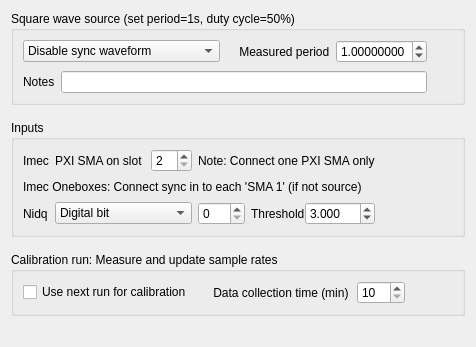
Qt form Forms/SyncTab.ui (billkarsh/SpikeGLX) before a commit; both pictures show x 0 to 476 and y 0 to 347 of the 476 by 534 pixel window.
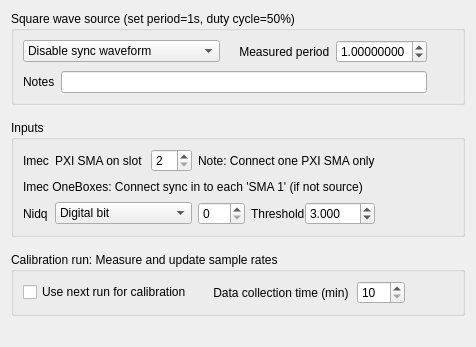
The same form after that commit.

The edit to the form file:
```diff
--- a/Forms/SyncTab.ui
+++ b/Forms/SyncTab.ui
@@ -345,7 +345,7 @@
       <item row="1" column="0" colspan="4">
        <widget class="QLabel" name="label_11">
         <property name="text">
-         <string>Imec Oneboxes: Connect sync in to each 'SMA 1' (if not source) </string>
+         <string>Imec OneBoxes: Connect sync in to each 'SMA 1' (if not source) </string>
         </property>
        </widget>
       </item>
```
